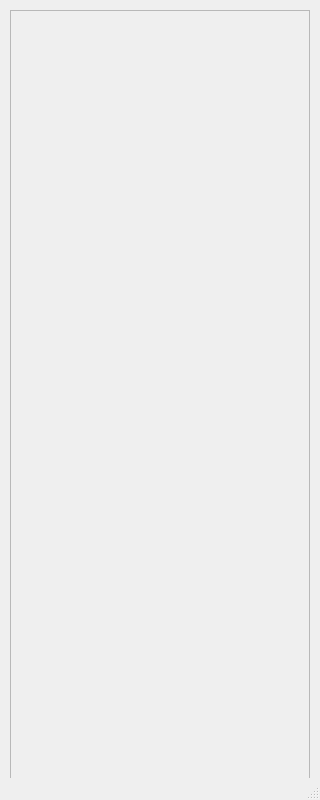
Qt form src/CorePageWindow.ui (MrMeno/QT_GOTTEN) before a commit.
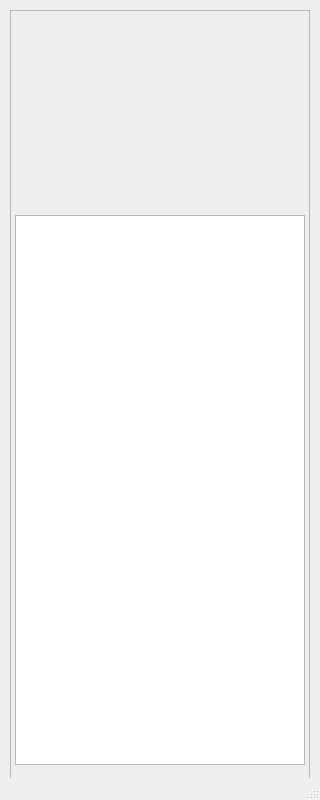
The same form after that commit. Icons and pictures are not drawn. Custom widgets are drawn as their Qt base class.

The edit to the form file:
```diff
--- a/src/CorePageWindow.ui
+++ b/src/CorePageWindow.ui
@@ -119,6 +119,16 @@
        <height>560</height>
       </size>
      </property>
+     <widget class="QListWidget" name="list_content_data">
+      <property name="geometry">
+       <rect>
+        <x>5</x>
+        <y>5</y>
+        <width>290</width>
+        <height>550</height>
+       </rect>
+      </property>
+     </widget>
     </widget>
    </widget>
   </widget>
```
